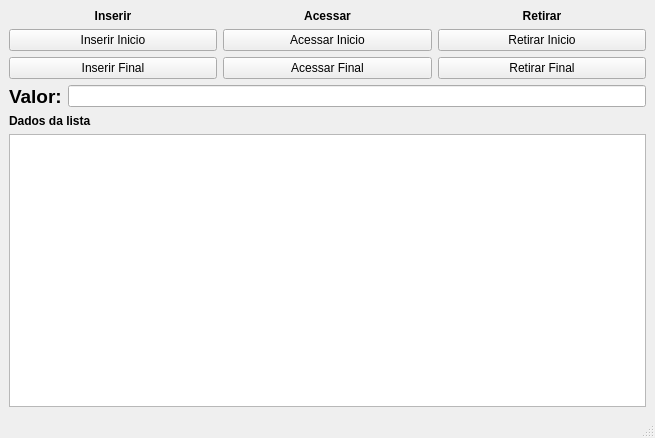
cpedrohenrique1/Lista, file Lista/mainwindow.ui: the form before one commit.
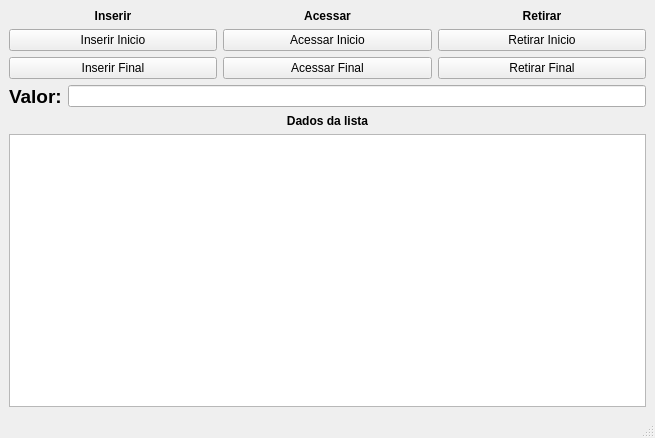
The form after the commit.

The edit to the form file:
```diff
--- a/Lista/mainwindow.ui
+++ b/Lista/mainwindow.ui
@@ -131,7 +131,7 @@
         <item>
          <widget class="QLabel" name="label_5">
           <property name="text">
-           <string>&lt;html&gt;&lt;head/&gt;&lt;body&gt;&lt;p&gt;&lt;span style=&quot; font-weight:700;&quot;&gt;Dados da lista&lt;/span&gt;&lt;/p&gt;&lt;/body&gt;&lt;/html&gt;</string>
+           <string>&lt;html&gt;&lt;head/&gt;&lt;body&gt;&lt;p align=&quot;center&quot;&gt;&lt;span style=&quot; font-weight:700;&quot;&gt;Dados da lista&lt;/span&gt;&lt;/p&gt;&lt;/body&gt;&lt;/html&gt;</string>
           </property>
          </widget>
         </item>
```
Left out of the diff: 5 changed lines with no effect on the pictures.
